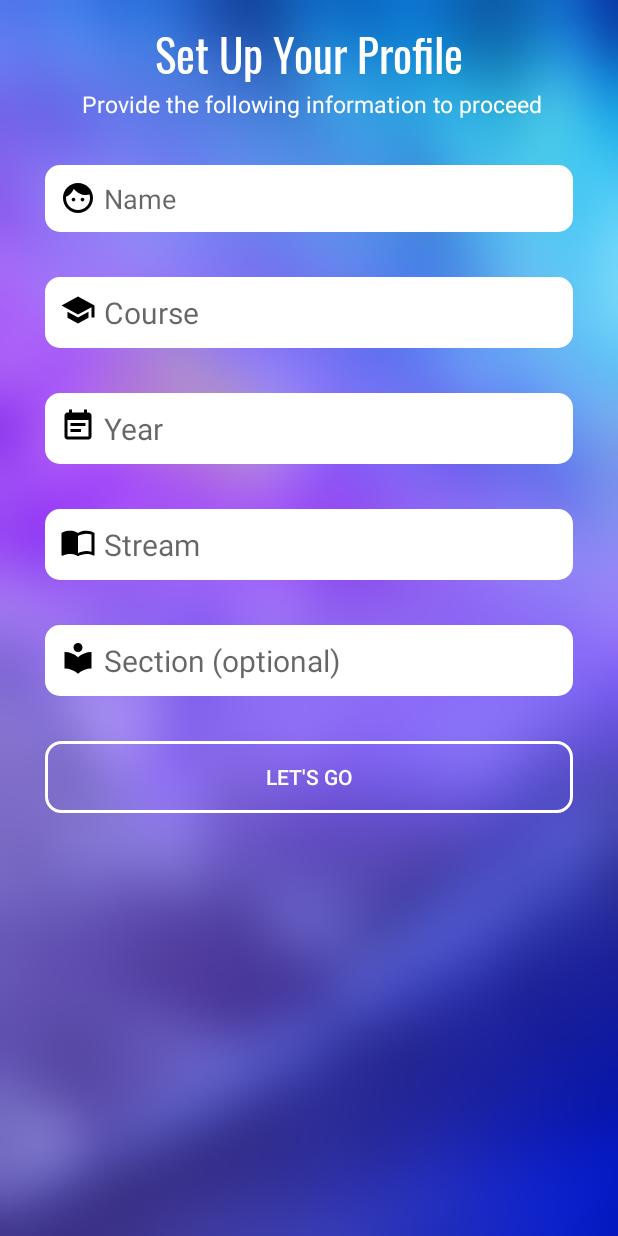
After one commit to boffin311/BPIT, an Android app: the fragment FragmentOtherInfo placed in its activity, on a phone screen of 412 x 824 dp. The commit adds this screen. Run offline under Robolectric (Android 15) with nearby library versions, the phone set to English and light mode, and no system bars; libraries missing offline, so code that uses them is left out: com.aigestudio.wheelpicker.

Commit message:
Profile setup

```diff
--- a/app/build.gradle
+++ b/app/build.gradle
@@ -24,6 +24,7 @@ dependencies {
     implementation 'com.android.support:design:28.0.0-alpha1'
     implementation 'com.android.support.constraint:constraint-layout:1.1.3'
     testImplementation 'junit:junit:4.12'
+    implementation 'cn.aigestudio.wheelpicker:WheelPicker:1.1.2'
     androidTestImplementation 'com.android.support.test:runner:1.0.2'
     androidTestImplementation 'com.android.support.test.espresso:espresso-core:3.0.2'
 }
--- a/app/src/main/java/com/example/himanshu/bpit/Fragment/FragmentRollNo.java
+++ b/app/src/main/java/com/example/himanshu/bpit/Fragment/FragmentRollNo.java
@@ -4,19 +4,32 @@ import android.os.Bundle;
 import android.support.annotation.NonNull;
 import android.support.annotation.Nullable;
 import android.support.v4.app.Fragment;
+import android.support.v4.app.FragmentTransaction;
 import android.view.LayoutInflater;
 import android.view.View;
 import android.view.ViewGroup;
+import android.widget.Button;
 
 import com.example.himanshu.bpit.R;
 
 public class FragmentRollNo extends Fragment {
     public FragmentRollNo(){}
-
+Button btnLogIn;
     @Nullable
     @Override
     public View onCreateView(@NonNull LayoutInflater inflater, @Nullable ViewGroup container, @Nullable Bundle savedInstanceState) {
         View view=inflater.inflate(R.layout.rool_no_fragment,container,false);
+        btnLogIn=view.findViewById(R.id.btnLogIn);
+        btnLogIn.setOnClickListener(new View.OnClickListener() {
+            @Override
+            public void onClick(View v) {
+
+                FragmentTransaction ftrax=getActivity().getSupportFragmentManager().beginTransaction();
+                ftrax.addToBackStack("frist");
+                ftrax.replace(R.id.infoFrame,new FragmentOtherInfo());
+                ftrax.commit();
+            }
+        });
         return view;
     }
 }
--- a/app/src/main/java/com/example/himanshu/bpit/InfoActivity.java
+++ b/app/src/main/java/com/example/himanshu/bpit/InfoActivity.java
@@ -17,7 +17,7 @@ FrameLayout infoFrame;
      infoFrame=findViewById(R.id.infoFrame);
         FragmentRollNo fragmentRollNo=new FragmentRollNo();
         FragmentTransaction ftrax=getSupportFragmentManager().beginTransaction();
-        ftrax.replace(R.id.infoFrame,fragmentRollNo);
+        ftrax.replace(R.id.infoFrame,fragmentRollNo,"first");
         ftrax.commit();
     }
 }
--- /dev/null
+++ b/app/src/main/res/drawable/ic_calender.xml
@@ -0,0 +1,4 @@
+<?xml version="1.0" encoding="UTF-8" standalone="no"?>
+<vector xmlns:android="http://schemas.android.com/apk/res/android" android:height="24dp" android:viewportHeight="24.0" android:viewportWidth="24.0" android:width="24dp">
+    <path android:fillColor="#000000" android:pathData="M17,10L7,10v2h10v-2zM19,3h-1L18,1h-2v2L8,3L8,1L6,1v2L5,3c-1.11,0 -1.99,0.9 -1.99,2L3,19c0,1.1 0.89,2 2,2h14c1.1,0 2,-0.9 2,-2L21,5c0,-1.1 -0.9,-2 -2,-2zM19,19L5,19L5,8h14v11zM14,14L7,14v2h7v-2z"/>
+</vector>
--- /dev/null
+++ b/app/src/main/res/drawable/ic_course.xml
@@ -0,0 +1,4 @@
+<?xml version="1.0" encoding="UTF-8" standalone="no"?>
+<vector xmlns:android="http://schemas.android.com/apk/res/android" android:height="24dp" android:viewportHeight="24.0" android:viewportWidth="24.0" android:width="24dp">
+    <path android:fillColor="#000000" android:pathData="M12,7L12,3L2,3v18h20L22,7L12,7zM6,19L4,19v-2h2v2zM6,15L4,15v-2h2v2zM6,11L4,11L4,9h2v2zM6,7L4,7L4,5h2v2zM10,19L8,19v-2h2v2zM10,15L8,15v-2h2v2zM10,11L8,11L8,9h2v2zM10,7L8,7L8,5h2v2zM20,19h-8v-2h2v-2h-2v-2h2v-2h-2L12,9h8v10zM18,11h-2v2h2v-2zM18,15h-2v2h2v-2z"/>
+</vector>
--- /dev/null
+++ b/app/src/main/res/drawable/ic_face_black_24dp.xml
@@ -0,0 +1,4 @@
+<?xml version="1.0" encoding="UTF-8" standalone="no"?>
+<vector xmlns:android="http://schemas.android.com/apk/res/android" android:height="24dp" android:viewportHeight="24.0" android:viewportWidth="24.0" android:width="24dp">
+    <path android:fillColor="#000000" android:pathData="M9,11.75c-0.69,0 -1.25,0.56 -1.25,1.25s0.56,1.25 1.25,1.25 1.25,-0.56 1.25,-1.25 -0.56,-1.25 -1.25,-1.25zM15,11.75c-0.69,0 -1.25,0.56 -1.25,1.25s0.56,1.25 1.25,1.25 1.25,-0.56 1.25,-1.25 -0.56,-1.25 -1.25,-1.25zM12,2C6.48,2 2,6.48 2,12s4.48,10 10,10 10,-4.48 10,-10S17.52,2 12,2zM12,20c-4.41,0 -8,-3.59 -8,-8 0,-0.29 0.02,-0.58 0.05,-0.86 2.36,-1.05 4.23,-2.98 5.21,-5.37C11.07,8.33 14.05,10 17.42,10c0.78,0 1.53,-0.09 2.25,-0.26 0.21,0.71 0.33,1.47 0.33,2.26 0,4.41 -3.59,8 -8,8z"/>
+</vector>
--- /dev/null
+++ b/app/src/main/res/drawable/ic_local_library_black_24dp.xml
@@ -0,0 +1,4 @@
+<?xml version="1.0" encoding="UTF-8" standalone="no"?>
+<vector xmlns:android="http://schemas.android.com/apk/res/android" android:height="24dp" android:viewportHeight="24.0" android:viewportWidth="24.0" android:width="24dp">
+    <path android:fillColor="#000000" android:pathData="M12,11.55C9.64,9.35 6.48,8 3,8v11c3.48,0 6.64,1.35 9,3.55 2.36,-2.19 5.52,-3.55 9,-3.55V8c-3.48,0 -6.64,1.35 -9,3.55zM12,8c1.66,0 3,-1.34 3,-3s-1.34,-3 -3,-3 -3,1.34 -3,3 1.34,3 3,3z"/>
+</vector>
--- /dev/null
+++ b/app/src/main/res/drawable/ic_school_black_24dp.xml
@@ -0,0 +1,4 @@
+<?xml version="1.0" encoding="UTF-8" standalone="no"?>
+<vector xmlns:android="http://schemas.android.com/apk/res/android" android:height="24dp" android:viewportHeight="24.0" android:viewportWidth="24.0" android:width="24dp">
+    <path android:fillColor="#000000" android:pathData="M5,13.18v4L12,21l7,-3.82v-4L12,17l-7,-3.82zM12,3L1,9l11,6 9,-4.91V17h2V9L12,3z"/>
+</vector>
--- /dev/null
+++ b/app/src/main/res/drawable/ic_stream.xml
@@ -0,0 +1,4 @@
+<?xml version="1.0" encoding="UTF-8" standalone="no"?>
+<vector xmlns:android="http://schemas.android.com/apk/res/android" android:height="24dp" android:viewportHeight="24.0" android:viewportWidth="24.0" android:width="24dp">
+    <path android:fillColor="#000000" android:pathData="M21,5c-1.11,-0.35 -2.33,-0.5 -3.5,-0.5 -1.95,0 -4.05,0.4 -5.5,1.5 -1.45,-1.1 -3.55,-1.5 -5.5,-1.5S2.45,4.9 1,6v14.65c0,0.25 0.25,0.5 0.5,0.5 0.1,0 0.15,-0.05 0.25,-0.05C3.1,20.45 5.05,20 6.5,20c1.95,0 4.05,0.4 5.5,1.5 1.35,-0.85 3.8,-1.5 5.5,-1.5 1.65,0 3.35,0.3 4.75,1.05 0.1,0.05 0.15,0.05 0.25,0.05 0.25,0 0.5,-0.25 0.5,-0.5L23,6c-0.6,-0.45 -1.25,-0.75 -2,-1zM21,18.5c-1.1,-0.35 -2.3,-0.5 -3.5,-0.5 -1.7,0 -4.15,0.65 -5.5,1.5L12,8c1.35,-0.85 3.8,-1.5 5.5,-1.5 1.2,0 2.4,0.15 3.5,0.5v11.5z"/>
+</vector>
--- /dev/null
+++ b/app/src/main/res/layout/fragment_other_info.xml
@@ -0,0 +1,147 @@
+<?xml version="1.0" encoding="utf-8"?>
+
+<ScrollView xmlns:android="http://schemas.android.com/apk/res/android"
+    android:layout_width="match_parent"
+    android:background="@drawable/back_image"
+    android:layout_height="match_parent">
+<LinearLayout
+    android:layout_width="match_parent"
+    android:orientation="vertical"
+    android:layout_height="match_parent">
+    <TextView
+    android:layout_width="match_parent"
+    android:textSize="30dp"
+    android:fontFamily="@font/oswald"
+    android:textColor="#FFF"
+    android:gravity="center"
+    android:paddingTop="10dp"
+    android:text="Set Up Your Profile"
+    android:layout_height="wrap_content" />
+    <TextView
+        android:layout_width="match_parent"
+        android:layout_height="wrap_content"
+        android:textColor="#FFF"
+        android:textSize="15dp"
+        android:text=" Provide the following information to proceed"
+        android:gravity="center"/>
+
+    <LinearLayout
+        android:layout_width="match_parent"
+        android:layout_marginEnd="30dp"
+        android:layout_marginTop="30dp"
+        android:background="@drawable/modified_edit_text"
+
+        android:layout_marginStart="30dp"
+        android:layout_height="wrap_content">
+        <ImageView
+            android:layout_width="wrap_content"
+            android:background="@drawable/ic_face_black_24dp"
+            android:layout_height="wrap_content" />
+        <EditText
+            android:layout_width="match_parent"
+            android:background="#FFF"
+            android:hint="Name"
+            android:inputType="textCapWords"
+            android:layout_marginStart="5dp"
+            android:layout_height="wrap_content" />
+    </LinearLayout>
+    <LinearLayout
+        android:layout_width="match_parent"
+        android:layout_marginEnd="30dp"
+        android:layout_marginTop="30dp"
+        android:background="@drawable/modified_edit_text"
+
+        android:layout_marginStart="30dp"
+        android:layout_height="wrap_content">
+        <ImageView
+            android:layout_width="wrap_content"
+            android:background="@drawable/ic_school_black_24dp"
+            android:layout_height="wrap_content" />
+        <TextView
+            android:layout_width="match_parent"
+            android:background="#FFF"
+            android:id="@+id/tvCourse"
+            android:textSize="20dp"
+            android:hint="Course"
+            android:layout_marginStart="5dp"
+            android:layout_height="wrap_content" />
+    </LinearLayout>
+    <LinearLayout
+        android:layout_width="match_parent"
+        android:layout_marginEnd="30dp"
+        android:layout_marginTop="30dp"
+        android:background="@drawable/modified_edit_text"
+
+        android:layout_marginStart="30dp"
+        android:layout_height="wrap_content">
+        <ImageView
+            android:layout_width="wrap_content"
+            android:background="@drawable/ic_calender"
+            android:layout_height="wrap_content" />
+        <TextView
+            android:layout_width="match_parent"
+            android:background="#FFF"
+            android:id="@+id/tvYear"
+            android:hint="Year"
+            android:textSize="20dp"
+            android:layout_marginStart="5dp"
+            android:layout_height="wrap_content" />
+    </LinearLayout>
+    <LinearLayout
+        android:layout_width="match_parent"
+        android:layout_marginEnd="30dp"
+        android:layout_marginTop="30dp"
+        android:background="@drawable/modified_edit_text"
+
+        android:layout_marginStart="30dp"
+        android:layout_height="wrap_content">
+        <ImageView
+            android:layout_width="wrap_content"
+            android:background="@drawable/ic_stream"
+            android:layout_height="wrap_content" />
+        <TextView
+            android:layout_width="match_parent"
+            android:background="#FFF"
+            android:hint="Stream"
+            android:id="@+id/tvStream"
+
+            android:textSize="20dp"
+            android:layout_marginStart="5dp"
+            android:layout_height="wrap_content" />
+    </LinearLayout>
+    <LinearLayout
+        android:layout_width="match_parent"
+        android:layout_marginEnd="30dp"
+        android:layout_marginTop="30dp"
+        android:background="@drawable/modified_edit_text"
+
+        android:layout_marginStart="30dp"
+        android:layout_height="wrap_content">
+        <ImageView
+            android:layout_width="wrap_content"
+            android:background="@drawable/ic_local_library_black_24dp"
+            android:layout_height="wrap_content" />
+        <TextView
+            android:layout_width="match_parent"
+            android:background="#FFF"
+            android:id="@+id/tvSection"
+            android:textSize="20dp"
+            android:hint="Section (optional)"
+            android:layout_marginStart="5dp"
+            android:layout_height="wrap_content" />
+    </LinearLayout>
+    <Button
+        android:layout_width="match_parent"
+        android:layout_height="wrap_content"
+        android:layout_marginStart="30dp"
+        android:layout_marginTop="30dp"
+        android:text="Let's Go"
+        android:textColor="#FFF"
+        android:id="@+id/btnLetsGo"
+        android:background="@drawable/modified_button"
+        android:layout_marginEnd="30dp"/>
+    <android.support.v4.widget.Space
+        android:layout_width="wrap_content"
+        android:layout_height="50dp" />
+</LinearLayout>
+</ScrollView>
```
Also changed, not shown: app/src/main/java/com/example/himanshu/bpit/Fragment/FragmentOtherInfo.java (added, +131 -0 lines), app/src/main/res/layout/dialogue_pick_year.xml (added, +21 -0 lines), app/src/main/res/layout/rool_no_fragment.xml (+6 -3 lines), app/src/main/res/font/oswald.ttf (added).
